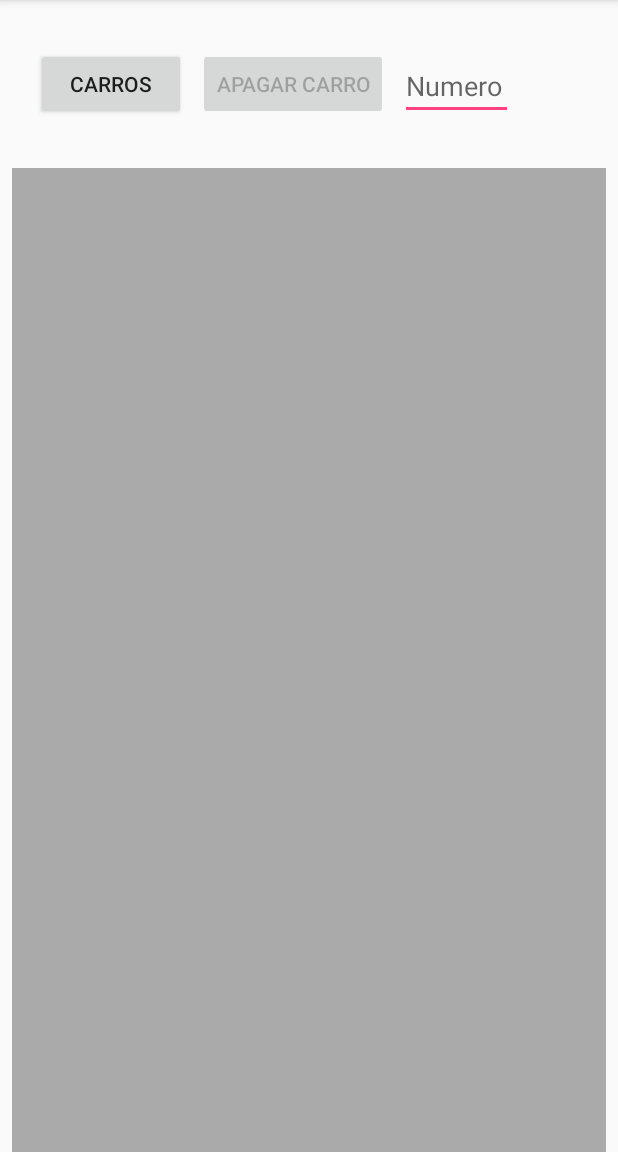
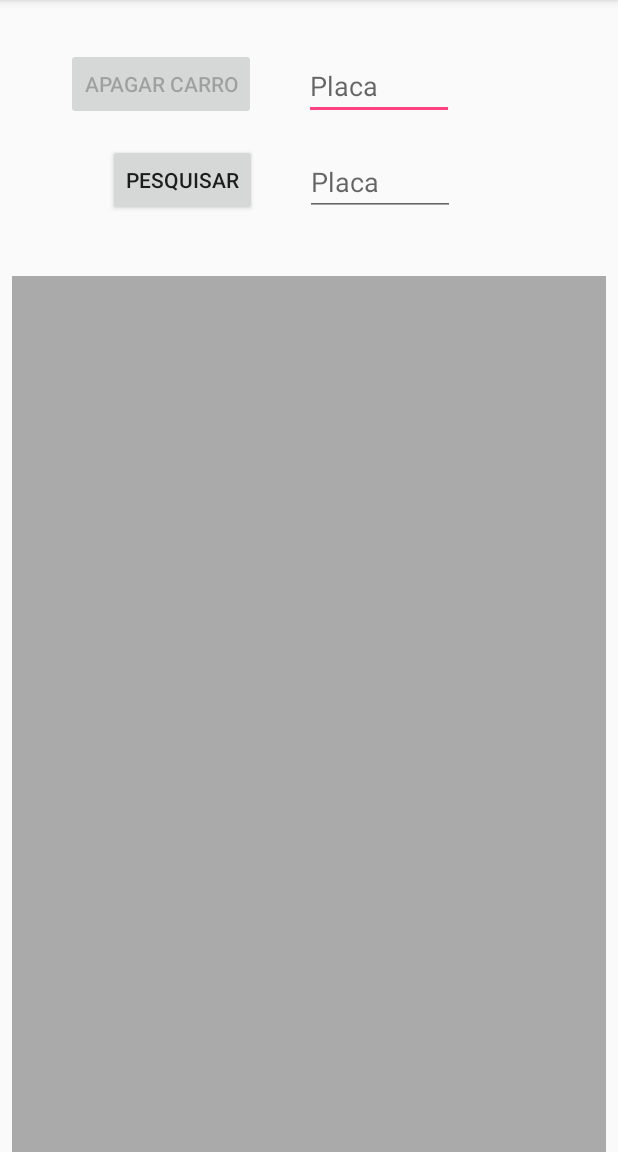
Before and after one commit to RenatoCC/meusprojetos, an Android app: the screen it shows after launch (MainActivity2), in the options menu, after a tap on "Cadastro", on a phone screen of 412 x 824 dp, the part 84-1236 px from its top. Run offline under Robolectric (Android 15) with nearby library versions, the phone set to English and light mode, and no system bars.

Commit message:
botão de pesquisa adicionado e funcionando

```diff
--- a/KmCar/app/src/main/java/br/com/renato/kmcar/MainActivity.java
+++ b/KmCar/app/src/main/java/br/com/renato/kmcar/MainActivity.java
@@ -17,16 +17,15 @@ import android.widget.Toast;
 public class MainActivity extends AppCompatActivity implements View.OnClickListener{
 
     private Button btn_salvar;
-    private TextView txt_km_inicio, txt_km_final, txt_oleo, txt_filtro,txt_modelo;
-    private EditText edt_km_1, edt_km_2, edt_oleo, edt_proprietario,edt_modelo;
+    private TextView txt_km_inicio, txt_km_final, txt_oleo, txt_filtro,txt_modelo,txt_placa;
+    private EditText edt_km_1, edt_km_2, edt_oleo, edt_proprietario,edt_modelo,edt_placa;
     private RadioButton rb_sim, rb_nao;
 
 
     int km_inicial, km_final;
-    String nome_proprietario, nome_oleo, filtro_trocado,modelo;
+    String nome_proprietario, nome_oleo, filtro_trocado,modelo,placa;
 
     Database db = new Database(this);
-
     @Override
     protected void onCreate(Bundle savedInstanceState) {
         super.onCreate(savedInstanceState);
@@ -42,11 +41,12 @@ public class MainActivity extends AppCompatActivity implements View.OnClickListe
         edt_km_1 = findViewById(R.id.edt_km_1);
         edt_km_2 = findViewById(R.id.edt_km_2);
         edt_oleo = findViewById(R.id.edt_oleo);
+        edt_placa = findViewById(R.id.edt_placa);
         edt_proprietario = findViewById(R.id.edt_proprietario);
         edt_modelo = findViewById(R.id.edt_modelo);
         rb_nao = findViewById(R.id.rb_nao);
         rb_sim = findViewById(R.id.rb_sim);
-
+//--------------------------------------------------------------------------------------------------
         btn_salvar.setOnClickListener(new View.OnClickListener() {
             @Override
             public void onClick(View v) {
@@ -54,11 +54,11 @@ public class MainActivity extends AppCompatActivity implements View.OnClickListe
                 LimpaCampos();
             }
         });
-
+//--------------------------------------------------------------------------------------------------
         edt_oleo.addTextChangedListener(valida);
         edt_proprietario.addTextChangedListener(valida);
     }
-
+//--------------------------------------------------------------------------------------------------
     private TextWatcher valida = new TextWatcher() {
     @Override
     public void beforeTextChanged(CharSequence s, int start, int count, int after) {
@@ -79,9 +79,10 @@ public class MainActivity extends AppCompatActivity implements View.OnClickListe
 
          }
     };
-
+//--------------------------------------------------------------------------------------------------
     void SalvaDados() {
 
+        placa = edt_placa.getText().toString();
         modelo = edt_modelo.getText().toString();
         km_inicial = Integer.parseInt(edt_km_1.getText().toString());
         km_final = Integer.parseInt(edt_km_2.getText().toString());
@@ -95,11 +96,12 @@ public class MainActivity extends AppCompatActivity implements View.OnClickListe
             }
                 nome_proprietario = edt_proprietario.getText().toString();
 
-            db.AddDados(new Dados(km_inicial,km_final,nome_oleo,filtro_trocado,nome_proprietario,modelo));
+            db.AddDados(new Dados(km_inicial,km_final,placa,nome_oleo,filtro_trocado,nome_proprietario,modelo));
             Toast.makeText(MainActivity.this, "Cadastrado", Toast.LENGTH_LONG).show();
         }
-
+//--------------------------------------------------------------------------------------------------
     void LimpaCampos() {
+        edt_placa.setText("");
         edt_proprietario.setText("");
         edt_oleo.setText("");
         edt_modelo.setText("");
@@ -108,7 +110,7 @@ public class MainActivity extends AppCompatActivity implements View.OnClickListe
         rb_sim.setChecked(false);
         rb_nao.setChecked(false);
     }
-
+//--------------------------------------------------------------------------------------------------
     @Override
     public boolean onCreateOptionsMenu(Menu menu) {
         getMenuInflater().inflate(R.menu.menu, menu);
@@ -121,17 +123,19 @@ public class MainActivity extends AppCompatActivity implements View.OnClickListe
 
         if (id == R.id.Cadastro) {
             ChamaTela();
+
         }
         if (id == R.id.sair) {
             finish();
         }
         return true;
     }
-
+//--------------------------------------------------------------------------------------------------
     void ChamaTela(){
         Intent it = new Intent(this,MainActivity2.class);
         startActivity(it);
     }
+//--------------------------------------------------------------------------------------------------
     @Override
     public void onClick(View v) {
 
--- a/KmCar/app/src/main/java/br/com/renato/kmcar/MainActivity2.java
+++ b/KmCar/app/src/main/java/br/com/renato/kmcar/MainActivity2.java
@@ -1,7 +1,9 @@
 package br.com.renato.kmcar;
 
 
+import android.content.DialogInterface;
 import android.os.Bundle;
+import android.support.v7.app.AlertDialog;
 import android.support.v7.app.AppCompatActivity;
 import android.text.Editable;
 import android.text.TextWatcher;
@@ -10,7 +12,6 @@ import android.widget.ArrayAdapter;
 import android.widget.Button;
 import android.widget.EditText;
 import android.widget.ListView;
-import android.widget.Toast;
 
 import java.util.ArrayList;
 import java.util.List;
@@ -20,8 +21,8 @@ public class MainActivity2 extends AppCompatActivity implements View.OnClickList
     private ListView lst_dados;
     private ArrayList<String> list;
     private ArrayAdapter<String> adapter;
-    private Button btn_mostrar,btn_apagar;
-    private EditText edt_id;
+    private Button btn_apagar, btn_pesquisa;
+    private EditText edt_placa, edt_pesquisa;
 
     Database db = new Database(this);
 
@@ -31,80 +32,138 @@ public class MainActivity2 extends AppCompatActivity implements View.OnClickList
         setContentView(R.layout.layout_dados);
 
         lst_dados = findViewById(R.id.lst_dados);
-        btn_mostrar = findViewById(R.id.btn_mostrar);
         btn_apagar = findViewById(R.id.btn_apagar);
-        edt_id = findViewById(R.id.edt_id);
+        btn_pesquisa = findViewById(R.id.btn_pesquisa);
+        edt_placa = findViewById(R.id.edt_placa);
+        edt_pesquisa = findViewById(R.id.edt_pesquisa);
 
-
-        btn_mostrar.setOnClickListener(new View.OnClickListener() {
+    //-------------------------------------------------------------------------------------------------
+     /*   List<Dados> dados = db.Cadastro();
+        list = new ArrayList<>();
+        adapter = new ArrayAdapter<>(MainActivity2.this, android.R.layout.simple_list_item_1, list);
+        lst_dados.setAdapter(adapter);
+        for (Dados d : dados) {
+            list.add(
+                    "\n " +
+                            "                         " + "PLACA: " + d.placa + "\n " + "\n"
+                            + "PROPRIETARIO: " + d.nome_proprietario + "\n " + "\n"
+                            + "MODELO: " + d.modelo + " \n " + "\n "
+                            + "KM INICIAL: " + d.km_inicial + " \n " + "\n "
+                            + "KM FINAL: " + d.km_final + " \n " + "\n "
+                            + "ÓLEO: " + d.nome_oleo + " \n " + "\n "
+                            + "FILTRO_TROCADO: " + d.filtro_trocado + " \n ");
+        }*/
+//--------------------------------------------------------------------------------------------------
+        btn_pesquisa.setOnClickListener(new View.OnClickListener() {
             @Override
             public void onClick(View v) {
+                Dados dados = new Dados();
+                String placa = edt_pesquisa.getText().toString();
 
-                mostrar();
+                dados.setPlaca(placa);
+                db.pesquisa(dados);
+                edt_pesquisa.setText("");
+             resultado(dados);
             }
         });
 
+//--------------------------------------------------------------------------------------------------
         btn_apagar.setOnClickListener(new View.OnClickListener() {
             @Override
             public void onClick(View v) {
-                String id = edt_id.getText().toString();
-
-                if(id.isEmpty()){
-                    Toast.makeText(MainActivity2.this,"Nenhum carro selecionado",Toast.LENGTH_LONG).show();
-                }else{
-                    Dados dados = new Dados();
-                    dados.setId(Integer.parseInt(id));
-                    db.apagar(dados);
-                    mostrar();
+                alerta();
             }
-            }
-
         });
 
-        edt_id.addTextChangedListener(valida2);
+//--------------------------------------------------------------------------------------------------
+        edt_placa.addTextChangedListener(valida);
     }
-        private TextWatcher valida2 = new TextWatcher(){
+//--------------------------------------------------------------------------------------------------
+
+    private TextWatcher valida = new TextWatcher() {
 
         @Override
         public void beforeTextChanged(CharSequence s, int start, int count, int after) {
-
         }
-
         @Override
         public void onTextChanged(CharSequence s, int start, int before, int count) {
 
-           String id = edt_id.getText().toString().trim();
-
+            String id = edt_placa.getText().toString().trim();
             btn_apagar.setEnabled(!id.isEmpty());
-
         }
-
         @Override
         public void afterTextChanged(Editable s) {
-
         }
     };
+//--------------------------------------------------------------------------------------------------
 
+//--------------------------------------------------------------------------------------------------
    void mostrar(){
 
         List<Dados> dados = db.Cadastro();
         list = new ArrayList<>();
         adapter = new ArrayAdapter<>(MainActivity2.this, android.R.layout.simple_list_item_1, list);
         lst_dados.setAdapter(adapter);
-
         for(Dados d : dados){
             list.add(
                     "\n " +
-                    "NUMERO " + d.id + "\n " + "\n"
+                             "                       " + "PLACA: " + d.placa + "\n " + "\n"
                             + "PROPRIETARIO: " + d.nome_proprietario + "\n " + "\n"
                             + "MODELO: " + d.modelo + " \n " + "\n "
                             + "KM INICIAL: " + d.km_inicial + " \n " + "\n "
                             + "KM FINAL: " + d.km_final + " \n " + "\n "
                             + "ÓLEO: " + d.nome_oleo + " \n " + "\n "
                             + "FILTRO_TROCADO: " + d.filtro_trocado + " \n ");
-
         }
     }
+    void resultado(Dados dados) {
+       List<Dados> dados1 = db.pesquisa(dados);
+      // Dados dados = new Dados();
+
+
+        list = new ArrayList<>();
+        adapter = new ArrayAdapter<>(MainActivity2.this, android.R.layout.simple_list_item_1, list);
+        lst_dados.setAdapter(adapter);
+        for (Dados d : dados1) {
+            list.add(
+                    "\n " +
+                            "                         " + "PLACA: " + d.placa + "\n " + "\n"
+                            + "PROPRIETARIO: " + d.nome_proprietario + "\n " + "\n"
+                            + "MODELO: " + d.modelo + " \n " + "\n "
+                            + "KM INICIAL: " + d.km_inicial + " \n " + "\n "
+                            + "KM FINAL: " + d.km_final + " \n " + "\n "
+                            + "ÓLEO: " + d.nome_oleo + " \n " + "\n "
+                            + "FILTRO_TROCADO: " + d.filtro_trocado + " \n ");
+        }
+    }
+//--------------------------------------------------------------------------------------------------
+    void alerta() {
+        AlertDialog.Builder msg = new AlertDialog.Builder(this);
+
+        msg.setTitle("Alerta!!!");
+        msg.setMessage("Tem certeza que deseja pagar");
+        msg.setIcon(android.R.drawable.ic_dialog_alert);
+        msg.setNegativeButton("Não", new DialogInterface.OnClickListener() {
+            @Override
+            public void onClick(DialogInterface dialog, int which) {
+            }
+        });
+        msg.setPositiveButton("Sim", new DialogInterface.OnClickListener() {
+            @Override
+            public void onClick(DialogInterface dialogInterface, int i) {
+
+                Dados dados = new Dados();
+                String placa = edt_placa.getText().toString();
+
+                dados.setPlaca(placa);
+                db.apagar(dados);
+                edt_placa.setText("");
+                mostrar();
+            }
+        });
+        msg.show();
+        }
+//--------------------------------------------------------------------------------------------------
 
     @Override
     public void onClick(View v) {
--- a/KmCar/app/src/main/res/layout/layout_dados.xml
+++ b/KmCar/app/src/main/res/layout/layout_dados.xml
@@ -7,27 +7,16 @@
     android:orientation="vertical">
 
     <Button
-        android:id="@+id/btn_mostrar"
-        android:layout_width="100dp"
-        android:layout_height="wrap_content"
-        android:layout_gravity="center_horizontal"
-        android:layout_marginStart="24dp"
-        android:layout_marginTop="32dp"
-        android:text="@string/btn_mostrar"
-        app:layout_constraintStart_toStartOf="parent"
-        app:layout_constraintTop_toTopOf="parent" />
-
-    <Button
         android:id="@+id/btn_apagar"
         android:layout_width="wrap_content"
         android:layout_height="wrap_content"
         android:layout_gravity="center_horizontal"
-        android:layout_marginStart="8dp"
+        android:layout_marginStart="44dp"
         android:layout_marginTop="32dp"
+        android:enabled="false"
         android:text="@string/btn_apagar"
-        app:layout_constraintStart_toEndOf="@+id/btn_mostrar"
-        app:layout_constraintTop_toTopOf="parent"
-        android:enabled="false"/>
+        app:layout_constraintStart_toStartOf="parent"
+        app:layout_constraintTop_toTopOf="parent" />
 
     <ListView
         android:id="@+id/lst_dados"
@@ -35,25 +24,48 @@
         android:layout_height="match_parent"
         android:layout_marginEnd="8dp"
         android:layout_marginStart="8dp"
-        android:layout_marginTop="112dp"
+        android:layout_marginTop="184dp"
         android:background="@android:color/darker_gray"
         app:layout_constraintEnd_toEndOf="parent"
         app:layout_constraintHorizontal_bias="0.0"
         app:layout_constraintStart_toStartOf="parent"
-        app:layout_constraintTop_toBottomOf="@+id/btn_apagar">
+        app:layout_constraintTop_toBottomOf="@+id/btn_pesquisa">
 
     </ListView>
 
     <EditText
-        android:id="@+id/edt_id"
-        android:layout_width="75dp"
+        android:id="@+id/edt_placa"
+        android:layout_width="100dp"
         android:layout_height="40dp"
-        android:layout_marginStart="8dp"
+        android:layout_marginStart="32dp"
         android:layout_marginTop="40dp"
         android:ems="10"
-        android:hint="Numero"
-        android:inputType="number"
+        android:hint="Placa"
+        android:inputType="textCapCharacters"
         android:text="@string/edt_id"
         app:layout_constraintStart_toEndOf="@+id/btn_apagar"
         app:layout_constraintTop_toTopOf="parent" />
+
+    <Button
+        android:id="@+id/btn_pesquisa"
+        android:layout_width="wrap_content"
+        android:layout_height="wrap_content"
+        android:layout_marginStart="72dp"
+        android:layout_marginTop="16dp"
+        android:text="@string/btn_pesquisa"
+        app:layout_constraintStart_toStartOf="parent"
+        app:layout_constraintTop_toBottomOf="@+id/btn_apagar" />
+
+    <EditText
+        android:id="@+id/edt_pesquisa"
+        android:layout_width="100dp"
+        android:layout_height="40dp"
+        android:layout_marginStart="32dp"
+        android:layout_marginTop="24dp"
+        android:ems="10"
+        android:hint="Placa"
+        android:inputType="textCapCharacters"
+        android:text="@string/edt_pesquisa"
+        app:layout_constraintStart_toEndOf="@+id/btn_pesquisa"
+        app:layout_constraintTop_toBottomOf="@+id/edt_placa" />
 </android.support.constraint.ConstraintLayout>
--- a/KmCar/app/src/main/res/values/strings.xml
+++ b/KmCar/app/src/main/res/values/strings.xml
@@ -3,7 +3,7 @@
     <string name="txt_km_inicio">Km Inicial:</string>
     <string name="txt_km_final">Km Final:</string>
     <string name="edt_oleo" />
-    <string name="txt_oleo">Oleo:</string>
+    <string name="txt_oleo">Óleo:</string>
     <string name="txt_dono">Proprietario</string>
     <string name="btn_salvar">Salvar</string>
     <string name="txt_filtro">Filtro</string>
@@ -12,9 +12,14 @@
     <string name="edt_proprietario" />
     <string name="id_sair">Sair</string>
     <string name="id_dados">Cadastro</string>
-    <string name="btn_mostrar">Carros</string>
-    <string name="txt_modelo">Modelo:</string>
+    <string name="txt_modelo">Veiculo:</string>
     <string name="edt_modelo" />
     <string name="btn_apagar">Apagar Carro</string>
     <string name="edt_id" />
+    <string name="txt_km1">Km Inicial</string>
+    <string name="txt_placa">Placa:</string>
+    <string name="edt_placa" />
+    <string name="edt_pesquisa"></string>
+    <string name="btn_pesquisa">Pesquisar</string>
+
 </resources>
```
Also changed, not shown: KmCar/app/src/main/java/br/com/renato/kmcar/Dados.java (+14 -5 lines), KmCar/app/src/main/java/br/com/renato/kmcar/Database.java (+49 -11 lines), KmCar/app/src/main/res/layout/activity_main.xml (+55 -27 lines). Lines whose indentation alone changed are shown as unchanged.
